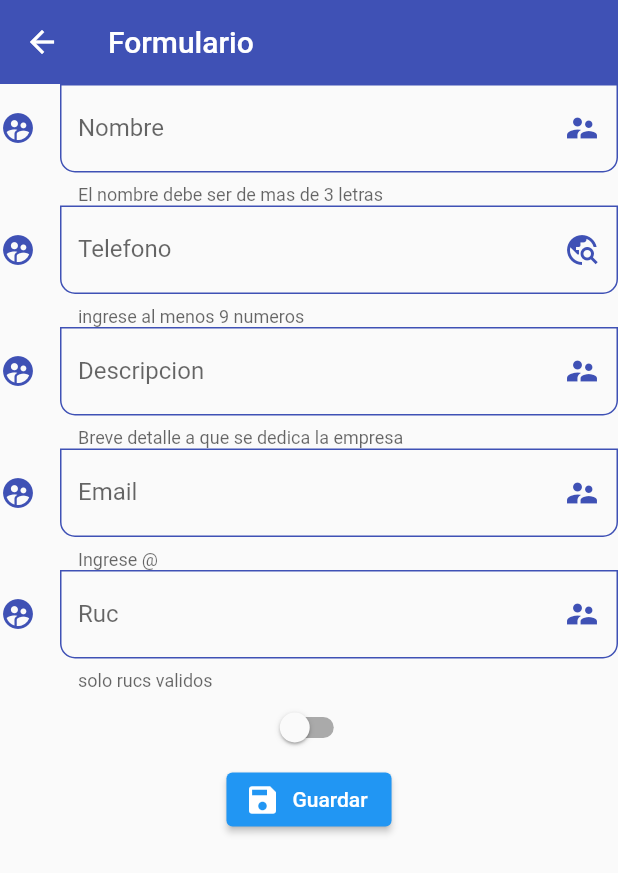
After one commit to Proyecto-Integrador-yavirac/proyectoFlutterEntity, a Flutter app: the CreateEmpresaForm screen opened by its route, on a phone screen of 412 x 824 dp. The commit adds this screen. Shown: the top 873 px of the screen. Run offline on Flutter 3.47's test engine with Material 2 defaults, Android fonts, the phone set to English and light mode, and no system bars; network calls fail.

Commit message:
Arreglando bugs de empresa

```diff
--- a/grupo_3_b/lib/providers/empresa_provider.dart
+++ b/grupo_3_b/lib/providers/empresa_provider.dart
@@ -56,7 +56,7 @@ class EmpresaProvider extends ChangeNotifier {
     return empresa;
   }
 
-  createUser(request) async {
+  createEmpresa(request) async {
     var url = Uri.http(_baseUrl, 'api/empresa/save');
     var response = await http.post(url,
         headers: <String, String>{
@@ -65,7 +65,7 @@ class EmpresaProvider extends ChangeNotifier {
         body: jsonEncode(request));
   }
 
-  updateUser(int id, request) async {
+  updateEmpresa(int id, request) async {
     var url = Uri.http(_baseUrl, 'api/empresa/$id');
     var response = await http.put(url,
         headers: <String, String>{
@@ -74,7 +74,7 @@ class EmpresaProvider extends ChangeNotifier {
         body: jsonEncode(request));
   }
 
-  deleteUser(int id) async {
+  deleteEmpresa(int id) async {
     var url = Uri.http(_baseUrl, 'api/empresa/$id');
     var response = await http.delete(url);
   }
--- a/grupo_3_b/lib/routers/app_router.dart
+++ b/grupo_3_b/lib/routers/app_router.dart
@@ -21,7 +21,7 @@ class AppRoutes {
         route: 'empresa-form',
         icon: Icons.forum_outlined,
         name: 'Empresa Form',
-        screen: const EmpresaForm())
+        screen: const CreateEmpresaForm())
   ];
 
   static Map<String, Widget Function(BuildContext)> getAppRoutes() {
--- /dev/null
+++ b/grupo_3_b/lib/screens/create_empresa_form_screen.dart
@@ -0,0 +1,39 @@
+import 'package:flutter/material.dart';
+
+import 'package:provider/provider.dart';
+import '../providers/providers.dart';
+import '../widgets/widgets.dart';
+
+class CreateEmpresaForm extends StatelessWidget {
+  const CreateEmpresaForm({
+    Key? key,
+  }) : super(key: key);
+
+  @override
+  Widget build(BuildContext context) {
+    final GlobalKey<FormState> empresaKey = GlobalKey<FormState>();
+    final empresaProvider = Provider.of<EmpresaProvider>(context);
+    final Map<String, dynamic> empresaValues = {
+      'ruc': '',
+      'nombre': '',
+      'estado': true,
+      'telefono': '',
+      'descripcion': '',
+      'email': '',
+      'direccion': '',
+      'numeroEmpleados': 0,
+    };
+
+    return Scaffold(
+      appBar: AppBar(
+        title: const Text('Formulario'),
+      ),
+      body: SingleChildScrollView(
+          child: CustomForm(
+        empresaKey: empresaKey,
+        empresaValues: empresaValues,
+        onChanged: () => {empresaProvider.createEmpresa(empresaValues)},
+      )),
+    );
+  }
+}
--- a/grupo_3_b/lib/screens/screens.dart
+++ b/grupo_3_b/lib/screens/screens.dart
@@ -1,3 +1,4 @@
 export 'package:grupo_3_b/screens/empresa_list_screen.dart';
-export 'package:grupo_3_b/screens/empresa_form_screen.dart';
+export 'package:grupo_3_b/screens/update_empresa_form_screen.dart';
+export 'package:grupo_3_b/screens/create_empresa_form_screen.dart';
 export 'package:grupo_3_b/screens/home_screen.dart';
--- /dev/null
+++ b/grupo_3_b/lib/widgets/custom_form.dart
@@ -0,0 +1,119 @@
+import 'package:flutter/material.dart';
+import 'package:grupo_3_b/widgets/widgets.dart';
+
+import '../themes/theme.dart';
+
+class CustomForm extends StatelessWidget {
+  final GlobalKey<FormState> empresaKey;
+  final Map<String, dynamic> empresaValues;
+  final void Function()? onChanged;
+
+  const CustomForm(
+      {Key? key,
+      required this.empresaKey,
+      required this.empresaValues,
+      this.onChanged})
+      : super(key: key);
+
+  @override
+  Widget build(BuildContext context) {
+    return Form(
+      key: empresaKey,
+      child: Column(
+        children: [
+          CustomInputField(
+            formProperty: 'nombre',
+            formValues: empresaValues,
+            hintText: 'Escriba su nombre:',
+            labelText: 'Nombre',
+            helperText: 'El nombre debe ser de mas de 3 letras',
+            suffixIcon: const Icon(
+              Icons.supervisor_account,
+              color: AppTheme.primary,
+            ),
+            icon: const Icon(
+              Icons.supervised_user_circle_rounded,
+              color: AppTheme.primary,
+            ),
+            keyboardType: TextInputType.text,
+            obscureText: false,
+          ),
+          CustomInputField(
+            formProperty: 'telefono',
+            formValues: empresaValues,
+            hintText: 'Escriba su telefono:',
+            labelText: 'Telefono',
+            helperText: 'ingrese al menos 9 numeros',
+            suffixIcon: const Icon(
+              Icons.travel_explore_sharp,
+              color: AppTheme.primary,
+            ),
+            icon: const Icon(
+              Icons.supervised_user_circle_rounded,
+              color: AppTheme.primary,
+            ),
+            keyboardType: TextInputType.text,
+            obscureText: false,
+          ),
+          CustomInputField(
+            formProperty: 'descripcion',
+            formValues: empresaValues,
+            hintText: 'Descripcion:',
+            labelText: 'Descripcion',
+            helperText: 'Breve detalle a que se dedica la empresa ',
+            suffixIcon: const Icon(
+              Icons.supervisor_account,
+              color: AppTheme.primary,
+            ),
+            icon: const Icon(
+              Icons.supervised_user_circle_rounded,
+              color: AppTheme.primary,
+            ),
+            keyboardType: TextInputType.text,
+            obscureText: false,
+          ),
+          CustomInputField(
+            formProperty: 'email',
+            formValues: empresaValues,
+            hintText: 'Escriba su email:',
+            labelText: 'Email',
+            helperText: 'Ingrese @',
+            suffixIcon: const Icon(
+              Icons.supervisor_account,
+              color: AppTheme.primary,
+            ),
+            icon: const Icon(
+              Icons.supervised_user_circle_rounded,
+              color: AppTheme.primary,
+            ),
+            keyboardType: TextInputType.text,
+            obscureText: false,
+          ),
+          CustomInputField(
+            formProperty: 'ruc',
+            formValues: empresaValues,
+            hintText: 'Escriba su ruc:',
+            labelText: 'Ruc',
+            helperText: 'solo rucs validos',
+            suffixIcon: const Icon(
+              Icons.supervisor_account,
+              color: AppTheme.primary,
+            ),
+            icon: const Icon(
+              Icons.supervised_user_circle_rounded,
+              color: AppTheme.primary,
+            ),
+            keyboardType: TextInputType.text,
+            obscureText: false,
+          ),
+          const CheckboxToggle(value: false),
+          ElevatedButton.icon(
+            onPressed: onChanged,
+            icon: const Icon(Icons.save),
+            label: const Text('Guardar'),
+          )
+        ],
+      ),
+    );
+  }
+}
--- a/grupo_3_b/lib/widgets/widgets.dart
+++ b/grupo_3_b/lib/widgets/widgets.dart
@@ -0,0 +1,4 @@
+export 'package:grupo_3_b/widgets/checkbox_toggle.dart';
+
+export 'package:grupo_3_b/widgets/custom_input_field.dart';
+export 'package:grupo_3_b/widgets/custom_form.dart';
```
Also changed, not shown: grupo_3_b/lib/screens/empresa_form_screen.dart (deleted, +0 -134 lines), grupo_3_b/lib/screens/empresa_list_screen.dart (+8 -4 lines), grupo_3_b/lib/screens/update_empresa_form_screen.dart (added, +30 -0 lines).
